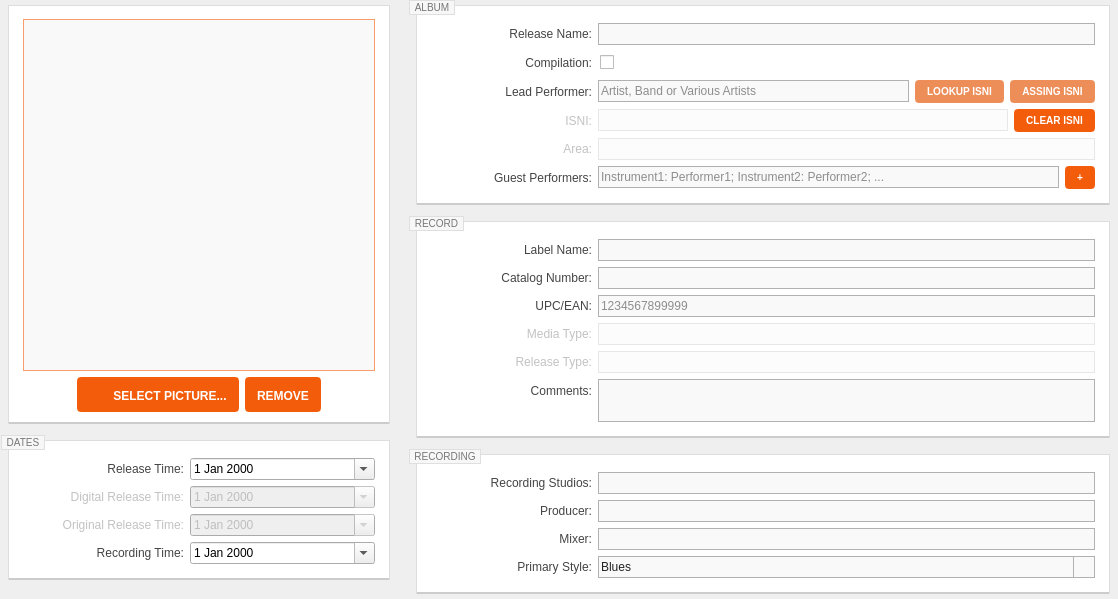
Old version of the form resources/ui/album_page.ui in the repository Iconoclasteinc/tgit.
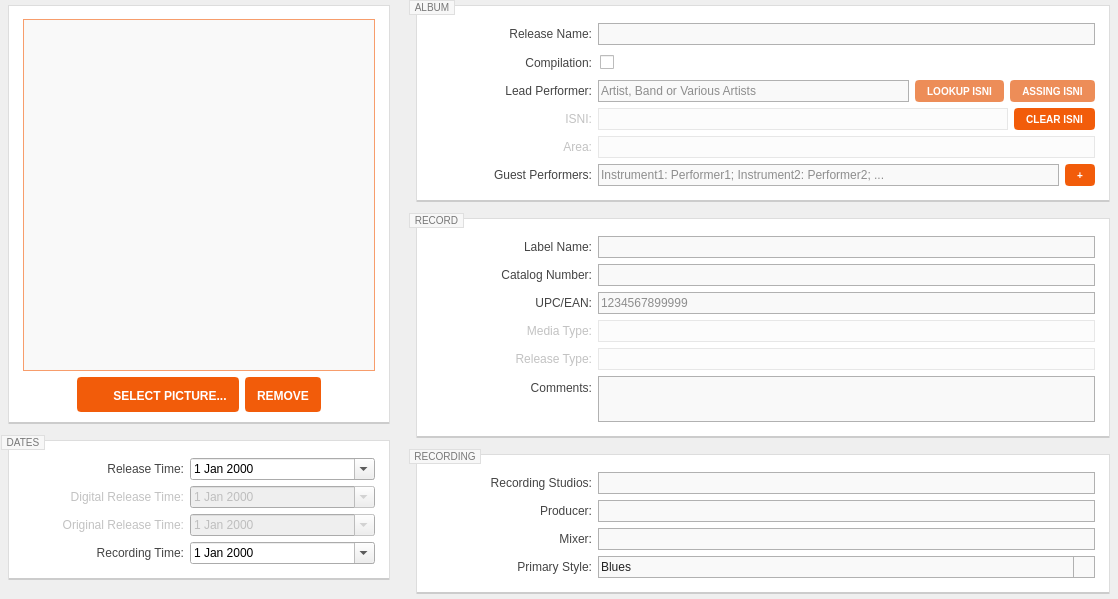
New version of the form. Icons and pictures are not drawn. Custom widgets are drawn as their Qt base class.

Commit message: Visual adjustements to layout of album edition page on Mac

What changed in the file:
```diff
--- a/resources/ui/album_page.ui
+++ b/resources/ui/album_page.ui
@@ -22,6 +22,10 @@
 	min-height: 20px;
 }
 
+#lead_performer_container, #guest_performers_container, #isni_container {
+    min-height: 22px;
+}
+
 QGroupBox {
 	border: 1px solid #DDDDDD;
 	border-bottom: 2px solid rgba(0, 0, 0, 20%);
```
Left out of the diff: 3 changed lines with no effect on the pictures.
